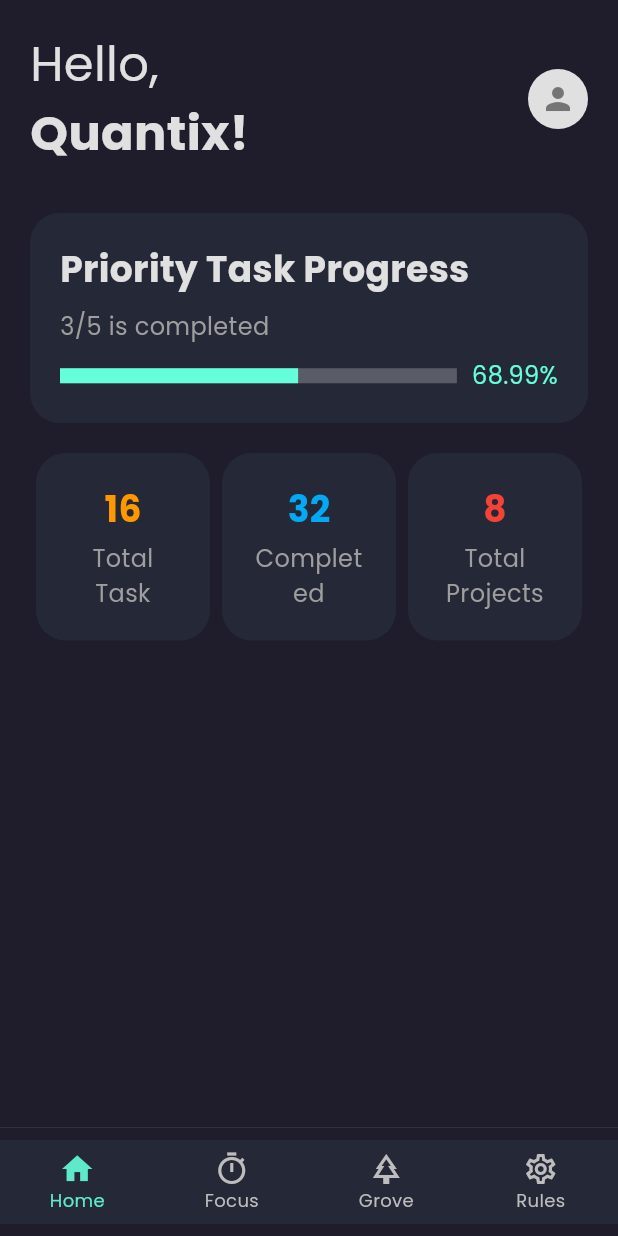
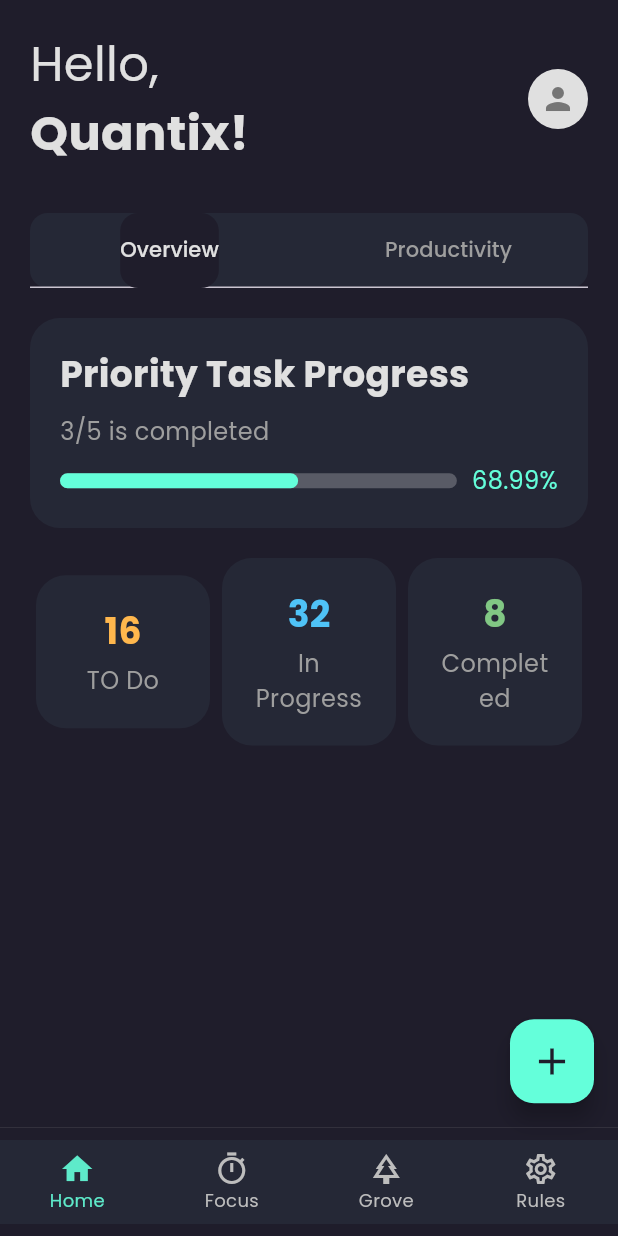
Before and after one commit to KeshKunal/Geode, a Flutter app: the screen it shows after launch, on a phone screen of 412 x 824 dp. Run offline on Flutter 3.47's test engine with Material 3 defaults, Android fonts, the phone set to English and light mode, and no system bars; our stand-ins replace fl_chart, percent_indicator, shared_preferences; missing offline and left inert: android_alarm_manager_plus; network calls fail.

Commit message:
feat: Refactor Dashboard to use StatefulWidget, add tabbed navigation and new PriorityZone screen, enhance DailyGoal and ProductivityChart widgets

```diff
--- a/lib/screens/dashboard/dashboard.dart
+++ b/lib/screens/dashboard/dashboard.dart
@@ -1,12 +1,36 @@
 import 'package:flutter/material.dart';
 import 'package:geode/core/constants/app_colors.dart';
+import 'package:geode/core/constants/app_text_styles.dart';
+import 'package:geode/screens/dashboard/priority_zone.dart';
+import 'package:geode/screens/dashboard/widgets/daily_goal.dart';
 import 'package:geode/screens/dashboard/widgets/header.dart';
 import 'package:geode/screens/dashboard/widgets/priority_task.dart';
+import 'package:geode/screens/dashboard/widgets/productivity_chart.dart';
 import 'package:geode/screens/dashboard/widgets/task_summary_card.dart';
 import 'package:geode/screens/dashboard/widgets/bottom_nav_bar.dart';
 
-class Dashboard extends StatelessWidget {
+class Dashboard extends StatefulWidget {
   const Dashboard({super.key});
+
+  @override
+  State<Dashboard> createState() => _DashboardScreenState();
+}
+
+class _DashboardScreenState extends State<Dashboard>
+    with SingleTickerProviderStateMixin {
+  late TabController _tabController;
+
+  @override
+  void initState() {
+    super.initState();
+    _tabController = TabController(length: 2, vsync: this);
+  }
+
+  @override
+  void dispose() {
+    _tabController.dispose();
+    super.dispose();
+  }
 
   @override
   Widget build(BuildContext context) {
@@ -15,38 +39,112 @@ class Dashboard extends StatelessWidget {
         child: Padding(
           padding: const EdgeInsets.symmetric(horizontal: 20.0),
           child: Column(
-            crossAxisAlignment: CrossAxisAlignment.start,
             children: [
               const SizedBox(height: 20),
               const DashboardHeader(),
               const SizedBox(height: 30),
-              // You can add the tab selector here (Overview / Productivity)
-              const PriorityTask(),
+              _buildTabBar(),
+              const SizedBox(height: 20),
+              Expanded(
+                child: TabBarView(
+                  controller: _tabController,
+                  children: [
+                    _buildOverviewTab(),
+                    _buildProductivityTab(),
+                  ],
+                ),
+              ),
+            ],
+          ),
+        ),
+      ),
+      floatingActionButton: FloatingActionButton(
+        onPressed: () {
+          ScaffoldMessenger.of(context).showSnackBar(
+            const SnackBar(
+              content: Text("Add New Task Tapped!"),
+              duration: Duration(seconds: 1),
+            ),
+          );
+        },
+        backgroundColor: AppColors.highlight,
+        child: const Icon(
+          Icons.add,
+          color: AppColors.primaryBackground,
+          size: 30,
+        ),
+      ),
+      floatingActionButtonLocation: FloatingActionButtonLocation.endFloat,
+    );
+  }
+
+  Widget _buildTabBar() {
+    return Container(
+      height: 50,
+      decoration: BoxDecoration(
+        color: AppColors.darkGrey,
+        borderRadius: BorderRadius.circular(12),
+      ),
+      child: TabBar(
+        controller: _tabController,
+        indicator: BoxDecoration(
+          borderRadius: BorderRadius.circular(12),
+          color: AppColors.primaryBackground,
+        ),
+        labelColor: AppColors.secondaryAccent,
+        unselectedLabelColor: Colors.grey,
+        tabs: const [
+          Tab(text: "Overview"),
+          Tab(text: "Productivity"),
+        ],
+      ),
+    );
+  }
+
+  Widget _buildOverviewTab() {
+    return ListView(
+      children: [
+        GestureDetector(
+        onTap: () {
+          Navigator.push(
+            context,
+            MaterialPageRoute(builder: (context) => const PriorityZone()),
+          );
+        },
+        child: const PriorityTask(),
+      ),
         const SizedBox(height: 20),
         Row(
           mainAxisAlignment: MainAxisAlignment.spaceBetween,
           children: [
             TaskSummaryCard(
               count: "16",
-                    label: "Total Task",
-                    color: Colors.orange,
+              label: "TO Do",
+              color: Colors.orange.shade300,
             ),
             TaskSummaryCard(
               count: "32",
-                    label: "Completed",
-                    color: Colors.lightBlue,
+              label: "In Progress",
+              color: Colors.lightBlue.shade300,
             ),
             TaskSummaryCard(
               count: "8",
-                    label: "Total Projects",
-                    color: Colors.red,
+              label: "Completed",
+              color: Colors.green.shade300,
             ),
           ],
         ),
       ],
-          ),
-        ),
-      ),
+    );
+  }
+
+  Widget _buildProductivityTab() {
+    return ListView(
+      children: const [
+        DailyGoal(),
+        SizedBox(height: 20),
+        ProductivityChart(),
+      ],
     );
   }
 }
--- a/lib/screens/dashboard/widgets/bottom_nav_bar.dart
+++ b/lib/screens/dashboard/widgets/bottom_nav_bar.dart
@@ -1,6 +1,7 @@
 import 'package:flutter/material.dart';
 import 'package:geode/core/constants/app_colors.dart';
 import 'dart:io';
+import 'package:flutter/foundation.dart' show kIsWeb;
 
 class BottomNavBar extends StatelessWidget {
   final int currentIndex;
@@ -73,7 +74,7 @@ class BottomNavBar extends StatelessWidget {
           unselectedFontSize: 12,
           elevation: 0,
           showUnselectedLabels: true,
-          items:  Platform.isAndroid ? androidItems : iosItems,
+          items:  kIsWeb ? androidItems : (Platform.isAndroid ? androidItems : iosItems),
           currentIndex: currentIndex, // Use the passed currentIndex parameter
           onTap: onTap, // Use the passed onTap callback
         ),
--- a/lib/screens/dashboard/widgets/priority_task.dart
+++ b/lib/screens/dashboard/widgets/priority_task.dart
@@ -28,12 +28,13 @@ class PriorityTask extends StatelessWidget {
           const SizedBox(height: 10),
           Row(
             children: [
-              const Expanded(
+              Expanded(
                 child: LinearProgressIndicator(
                   value: 0.6, // 3/5
                   backgroundColor: Colors.white24,
                   valueColor: AlwaysStoppedAnimation<Color>(AppColors.highlight),
                   minHeight: 10,
+                  borderRadius: BorderRadius.circular(6.0),
                 ),
               ),
               const SizedBox(width: 10),
--- a/lib/screens/main_screen.dart
+++ b/lib/screens/main_screen.dart
@@ -5,6 +5,7 @@ import 'grove_screen.dart';
 import 'rules_screen.dart';
 import 'dashboard/widgets/bottom_nav_bar.dart';
 import 'dart:io' show Platform;
+import 'package:flutter/foundation.dart' show kIsWeb;
 
 class MainScreen extends StatefulWidget {
   const MainScreen({super.key});
@@ -14,7 +15,7 @@ class MainScreen extends StatefulWidget {
 }
 
 class _MainScreenState extends State<MainScreen> {
-  int _SelectedIndex = 0;
+  int _selectedIndex = 0;
 
   final List<Widget> _androidPages = [
     const Dashboard(),
@@ -29,11 +30,16 @@ class _MainScreenState extends State<MainScreen> {
     const GroveScreen(),
   ];
 
-  List<Widget> get _pages => Platform.isAndroid ? _androidPages : _iosPages;
+  List<Widget> get _pages {
+    if (kIsWeb) {
+      return _androidPages; // Or _iosPages based on your preference for web
+    }
+    return Platform.isAndroid ? _androidPages : _iosPages;
+  }
 
   void _onItemTapped(int index) {
     setState(() {
-      _SelectedIndex = index;
+      _selectedIndex = index;
     });
   }
 
@@ -41,11 +47,11 @@ class _MainScreenState extends State<MainScreen> {
   Widget build(BuildContext context) {
     return Scaffold(
       body: IndexedStack(
-        index: _SelectedIndex,
+        index: _selectedIndex,
         children: _pages,
       ),
       bottomNavigationBar: BottomNavBar(
-        currentIndex: _SelectedIndex,
+        currentIndex: _selectedIndex,
         onTap: _onItemTapped,
       ),
     );
```
Also changed, not shown: lib/screens/dashboard/priority_zone.dart (added, +24 -0 lines), lib/screens/dashboard/widgets/daily_goal.dart (+44 -0 lines), lib/screens/dashboard/widgets/productivity_chart.dart (added, +75 -0 lines). Lines whose indentation alone changed are shown as unchanged.
